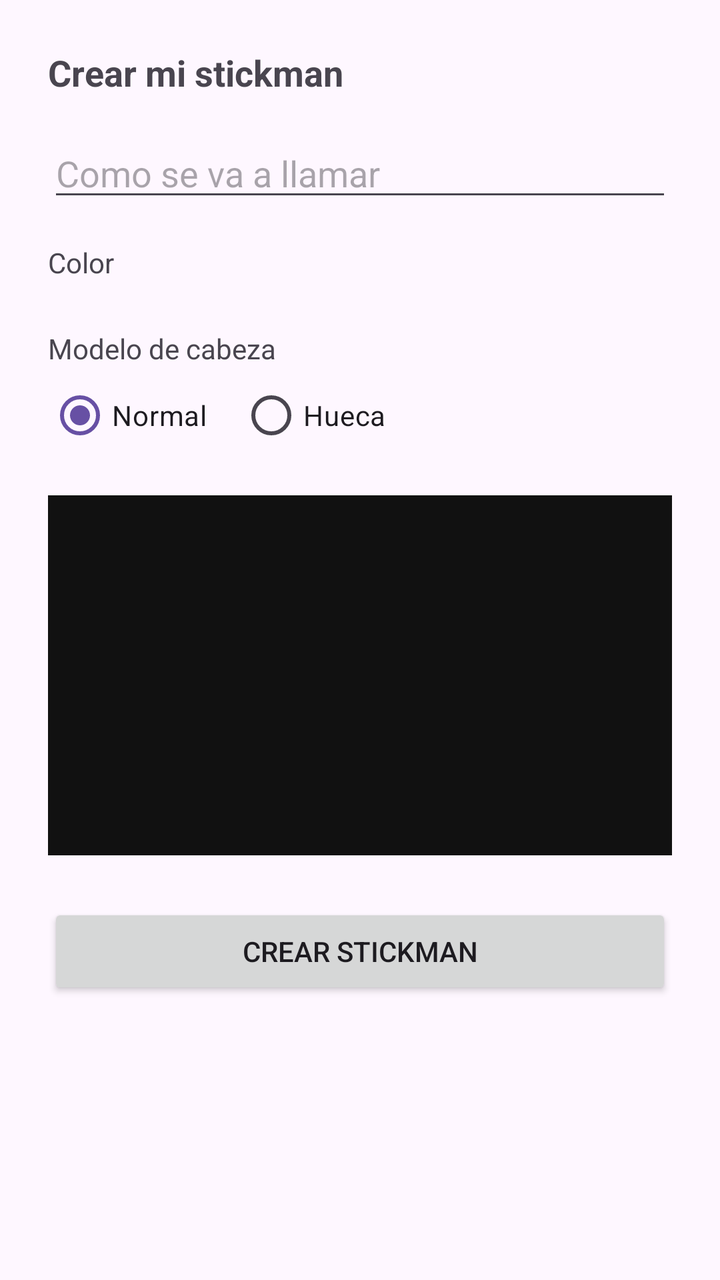
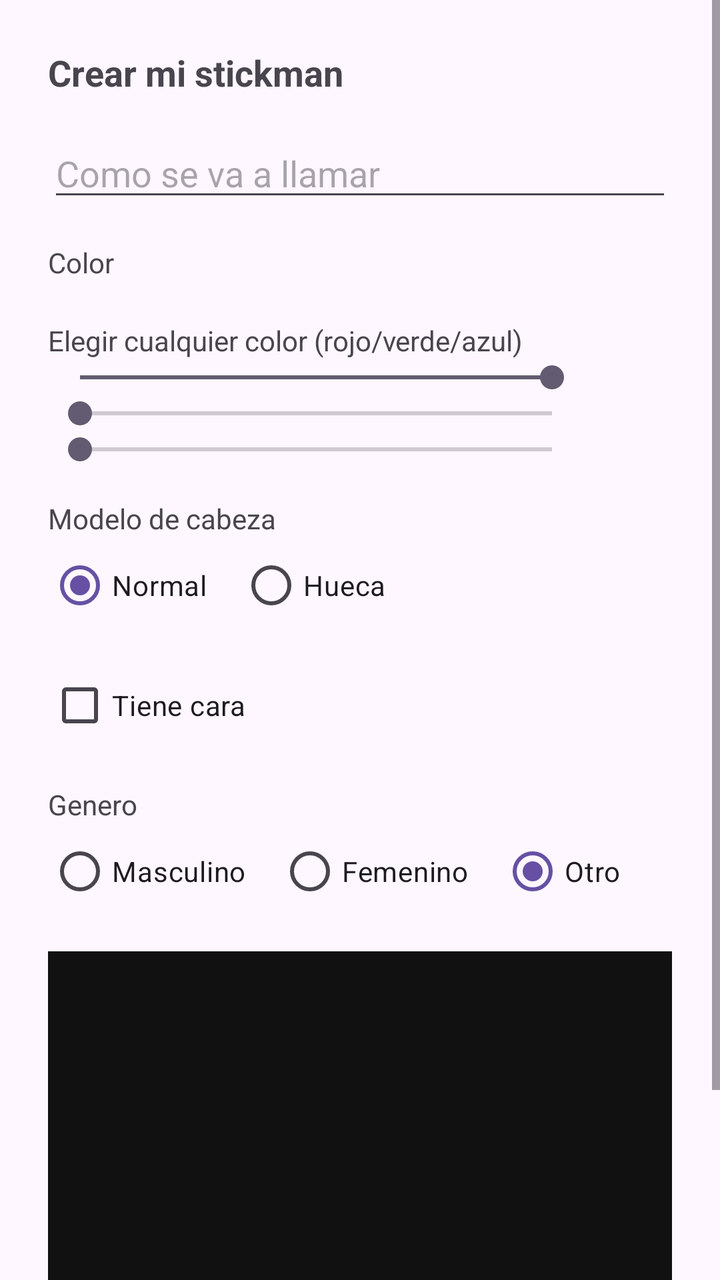

Screens rendered from an Android XML layout before and after an edit, with the pre-edit source and the edit as a unified diff.
<!-- AndroidManifest.xml: application theme Theme.StickmanAI -->
<!-- res/layout/activity_create_character.xml -->
<?xml version="1.0" encoding="utf-8"?>
<ScrollView xmlns:android="http://schemas.android.com/apk/res/android"
    android:layout_width="match_parent"
    android:layout_height="match_parent">

    <LinearLayout
        android:layout_width="match_parent"
        android:layout_height="wrap_content"
        android:orientation="vertical"
        android:padding="24dp">

        <TextView
            android:layout_width="wrap_content"
            android:layout_height="wrap_content"
            android:text="@string/create_character"
            android:textSize="18sp"
            android:textStyle="bold" />

        <EditText
            android:id="@+id/editName"
            android:layout_width="match_parent"
            android:layout_height="wrap_content"
            android:layout_marginTop="16dp"
            android:hint="@string/create_character_name_hint"
            android:inputType="text" />

        <TextView
            android:layout_width="wrap_content"
            android:layout_height="wrap_content"
            android:layout_marginTop="16dp"
            android:text="@string/create_character_color" />

        <GridLayout
            android:id="@+id/swatchGrid"
            android:layout_width="match_parent"
            android:layout_height="wrap_content"
            android:layout_marginTop="8dp"
            android:columnCount="6" />

        <TextView
            android:layout_width="wrap_content"
            android:layout_height="wrap_content"
            android:layout_marginTop="16dp"
            android:text="@string/create_character_head" />

        <RadioGroup
            android:id="@+id/headGroup"
            android:layout_width="wrap_content"
            android:layout_height="wrap_content"
            android:orientation="horizontal">

            <RadioButton
                android:id="@+id/radioNormal"
                android:layout_width="wrap_content"
                android:layout_height="wrap_content"
                android:checked="true"
                android:text="@string/create_character_head_normal" />

            <RadioButton
                android:id="@+id/radioHollow"
                android:layout_width="wrap_content"
                android:layout_height="wrap_content"
                android:layout_marginStart="16dp"
                android:text="@string/create_character_head_hollow" />

        </RadioGroup>

        <FrameLayout
            android:id="@+id/previewContainer"
            android:layout_width="match_parent"
            android:layout_height="180dp"
            android:layout_marginTop="16dp"
            android:background="#111111" />

        <Button
            android:id="@+id/btnCreate"
            android:layout_width="match_parent"
            android:layout_height="wrap_content"
            android:layout_marginTop="24dp"
            android:text="@string/create_character_submit" />

    </LinearLayout>
</ScrollView>
<!-- resources referenced by this layout -->
<resources>
  <string name="create_character">Crear mi stickman</string>
  <string name="create_character_color">Color</string>
  <string name="create_character_head">Modelo de cabeza</string>
  <string name="create_character_head_hollow">Hueca</string>
  <string name="create_character_head_normal">Normal</string>
  <string name="create_character_name_hint">Como se va a llamar</string>
  <string name="create_character_submit">Crear stickman</string>
  <style name="Theme.StickmanAI" parent="Theme.Material3.DayNight.NoActionBar" />
</resources>

<!-- the commit's change to res/layout/activity_create_character.xml (unified diff, before → after) -->
@@ -40,6 +40,55 @@
         <TextView
             android:layout_width="wrap_content"
             android:layout_height="wrap_content"
+            android:layout_marginTop="12dp"
+            android:text="@string/create_character_color_advanced" />
+
+        <LinearLayout
+            android:layout_width="match_parent"
+            android:layout_height="wrap_content"
+            android:orientation="horizontal"
+            android:gravity="center_vertical">
+
+            <LinearLayout
+                android:layout_width="0dp"
+                android:layout_height="wrap_content"
+                android:layout_weight="1"
+                android:orientation="vertical">
+
+                <SeekBar
+                    android:id="@+id/seekRed"
+                    android:layout_width="match_parent"
+                    android:layout_height="wrap_content"
+                    android:max="255"
+                    android:progress="255" />
+
+                <SeekBar
+                    android:id="@+id/seekGreen"
+                    android:layout_width="match_parent"
+                    android:layout_height="wrap_content"
+                    android:max="255"
+                    android:progress="0" />
+
+                <SeekBar
+                    android:id="@+id/seekBlue"
+                    android:layout_width="match_parent"
+                    android:layout_height="wrap_content"
+                    android:max="255"
+                    android:progress="0" />
+
+            </LinearLayout>
+
+            <View
+                android:id="@+id/colorSwatchPreview"
+                android:layout_width="32dp"
+                android:layout_height="32dp"
+                android:layout_marginStart="12dp" />
+
+        </LinearLayout>
+
+        <TextView
+            android:layout_width="wrap_content"
+            android:layout_height="wrap_content"
             android:layout_marginTop="16dp"
             android:text="@string/create_character_head" />
 
@@ -65,6 +114,48 @@
 
         </RadioGroup>
 
+        <CheckBox
+            android:id="@+id/checkHasFace"
+            android:layout_width="wrap_content"
+            android:layout_height="wrap_content"
+            android:layout_marginTop="12dp"
+            android:text="@string/create_character_has_face" />
+
+        <TextView
+            android:layout_width="wrap_content"
+            android:layout_height="wrap_content"
+            android:layout_marginTop="16dp"
+            android:text="@string/create_character_gender" />
+
+        <RadioGroup
+            android:id="@+id/genderGroup"
+            android:layout_width="wrap_content"
+            android:layout_height="wrap_content"
+            android:orientation="horizontal">
+
+            <RadioButton
+                android:id="@+id/radioMasculino"
+                android:layout_width="wrap_content"
+                android:layout_height="wrap_content"
+                android:text="@string/create_character_gender_masculino" />
+
+            <RadioButton
+                android:id="@+id/radioFemenino"
+                android:layout_width="wrap_content"
+                android:layout_height="wrap_content"
+                android:layout_marginStart="16dp"
+                android:text="@string/create_character_gender_femenino" />
+
+            <RadioButton
+                android:id="@+id/radioOtroGenero"
+                android:layout_width="wrap_content"
+                android:layout_height="wrap_content"
+                android:layout_marginStart="16dp"
+                android:checked="true"
+                android:text="@string/create_character_gender_otro" />
+
+        </RadioGroup>
+
         <FrameLayout
             android:id="@+id/previewContainer"
             android:layout_width="match_parent"
<!-- resource entries referenced after the edit -->
@@ -2,6 +2,12 @@
 <resources>
   <string name="create_character">Crear mi stickman</string>
   <string name="create_character_color">Color</string>
+  <string name="create_character_color_advanced">Elegir cualquier color (rojo/verde/azul)</string>
+  <string name="create_character_gender">Genero</string>
+  <string name="create_character_gender_femenino">Femenino</string>
+  <string name="create_character_gender_masculino">Masculino</string>
+  <string name="create_character_gender_otro">Otro</string>
+  <string name="create_character_has_face">Tiene cara</string>
   <string name="create_character_head">Modelo de cabeza</string>
   <string name="create_character_head_hollow">Hueca</string>
   <string name="create_character_head_normal">Normal</string>
